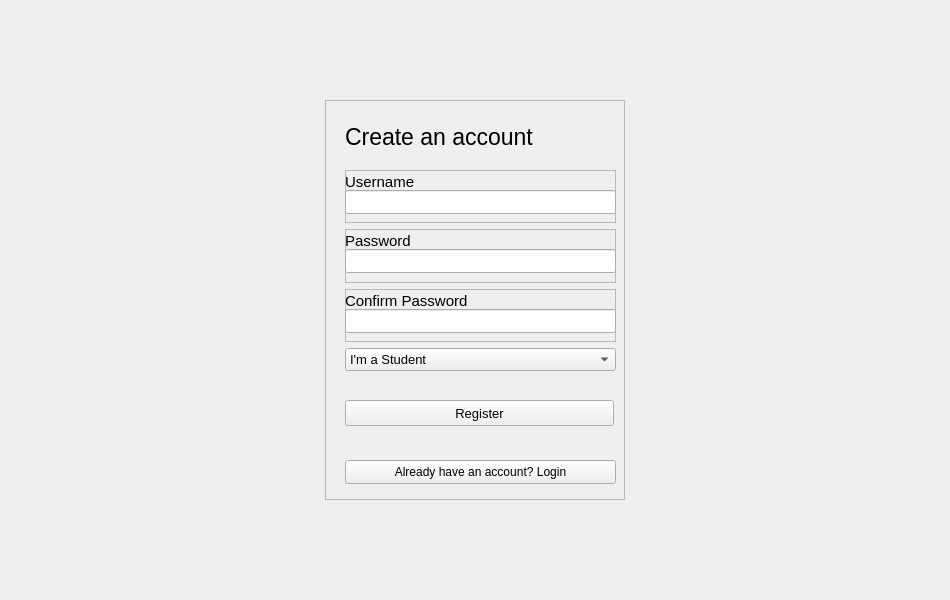
Qt form app/views/ui/register_window.ui (paulpleela/code-learning-platform) before a commit.
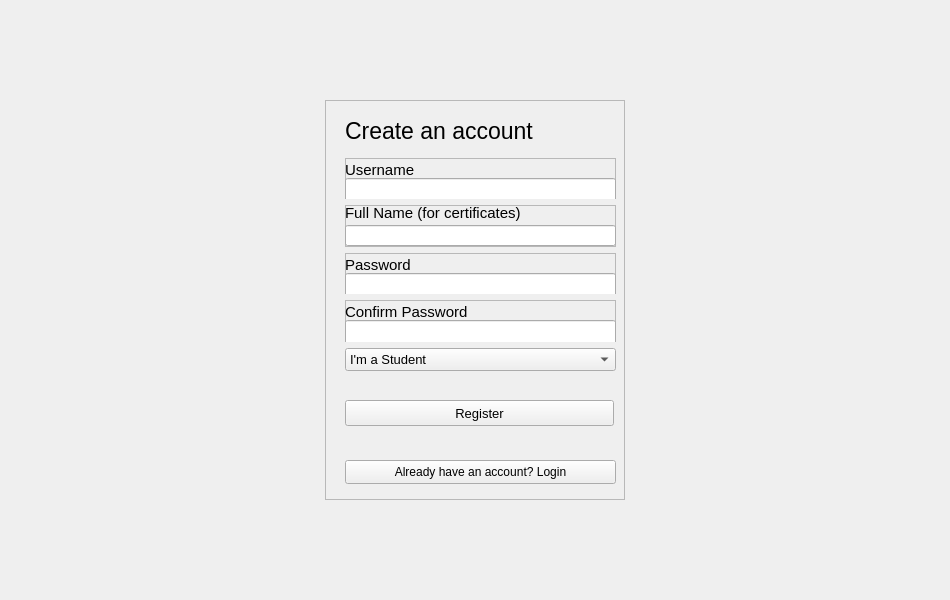
The same form after that commit.

The edit to the form file:
```diff
--- a/app/views/ui/register_window.ui
+++ b/app/views/ui/register_window.ui
@@ -141,6 +141,49 @@
          </widget>
         </widget>
        </item>
+       <item>
+        <widget class="QFrame" name="frame_4">
+         <property name="frameShape">
+          <enum>QFrame::StyledPanel</enum>
+         </property>
+         <property name="frameShadow">
+          <enum>QFrame::Raised</enum>
+         </property>
+         <widget class="QLabel" name="name_label">
+          <property name="geometry">
+           <rect>
+            <x>0</x>
+            <y>0</y>
+            <width>261</width>
+            <height>16</height>
+           </rect>
+          </property>
+          <property name="font">
+           <font>
+            <pointsize>11</pointsize>
+           </font>
+          </property>
+          <property name="text">
+           <string>Full Name (for certificates)</string>
+          </property>
+         </widget>
+         <widget class="QLineEdit" name="name_input">
+          <property name="geometry">
+           <rect>
+            <x>0</x>
+            <y>20</y>
+            <width>271</width>
+            <height>21</height>
+           </rect>
+          </property>
+          <property name="font">
+           <font>
+            <pointsize>10</pointsize>
+           </font>
+          </property>
+         </widget>
+        </widget>
+       </item>
        <item>
         <widget class="QFrame" name="frame_2">
          <property name="minimumSize">
```
